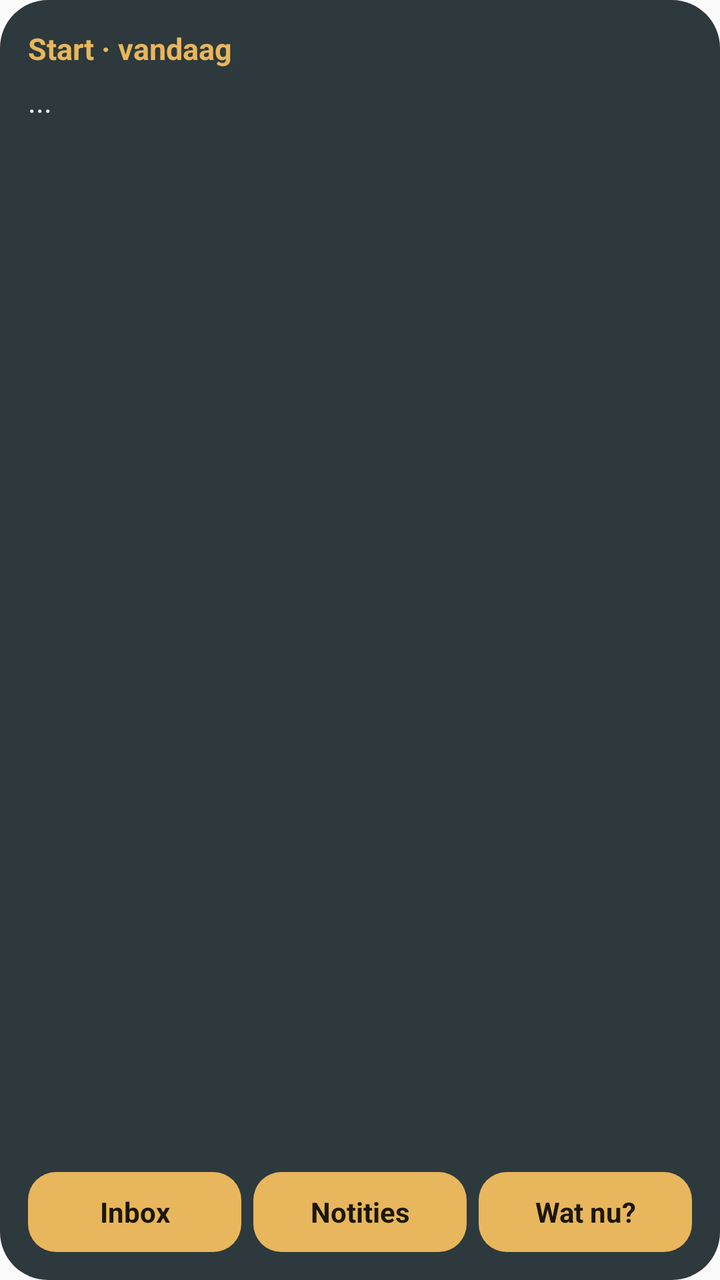
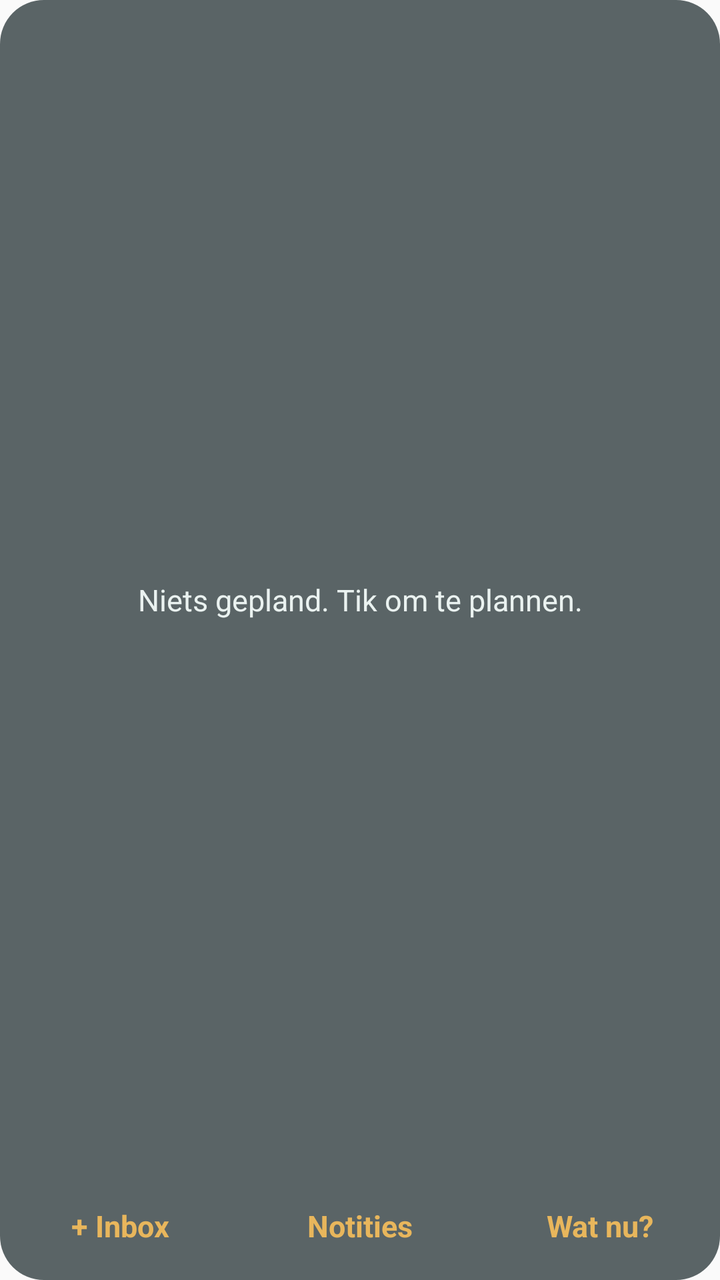

Before-and-after screenshots of an Android layout around one commit, followed by the original layout XML and the change that was made.
<!-- AndroidManifest.xml: application theme AppTheme -->
<!-- res/layout/widget_start.xml -->
<?xml version="1.0" encoding="utf-8"?>
<LinearLayout xmlns:android="http://schemas.android.com/apk/res/android"
    android:id="@+id/w_root"
    android:layout_width="match_parent"
    android:layout_height="match_parent"
    android:background="@drawable/widget_bg"
    android:orientation="vertical"
    android:padding="14dp">

    <TextView
        android:id="@+id/w_title"
        android:layout_width="match_parent"
        android:layout_height="wrap_content"
        android:text="Start · vandaag"
        android:textColor="#E8B65C"
        android:textSize="15sp"
        android:textStyle="bold" />

    <TextView
        android:id="@+id/w_body"
        android:layout_width="match_parent"
        android:layout_height="0dp"
        android:layout_weight="1"
        android:ellipsize="end"
        android:maxLines="8"
        android:paddingTop="6dp"
        android:text="..."
        android:textColor="#EAF2F0"
        android:textSize="15sp" />

    <TextView
        android:id="@+id/w_more"
        android:layout_width="match_parent"
        android:layout_height="wrap_content"
        android:singleLine="true"
        android:textColor="#9AB2B0"
        android:textSize="12sp" />

    <LinearLayout
        android:layout_width="match_parent"
        android:layout_height="wrap_content"
        android:layout_marginTop="8dp"
        android:orientation="horizontal">

        <TextView
            android:id="@+id/w_inbox"
            android:layout_width="0dp"
            android:layout_height="40dp"
            android:layout_marginEnd="6dp"
            android:layout_weight="1"
            android:background="@drawable/widget_btn"
            android:gravity="center"
            android:text="Inbox"
            android:textColor="#1B1608"
            android:textSize="14sp"
            android:textStyle="bold" />

        <TextView
            android:id="@+id/w_notes"
            android:layout_width="0dp"
            android:layout_height="40dp"
            android:layout_marginEnd="6dp"
            android:layout_weight="1"
            android:background="@drawable/widget_btn"
            android:gravity="center"
            android:text="Notities"
            android:textColor="#1B1608"
            android:textSize="14sp"
            android:textStyle="bold" />

        <TextView
            android:id="@+id/w_focus"
            android:layout_width="0dp"
            android:layout_height="40dp"
            android:layout_weight="1"
            android:background="@drawable/widget_btn"
            android:gravity="center"
            android:text="Wat nu?"
            android:textColor="#1B1608"
            android:textSize="14sp"
            android:textStyle="bold" />
    </LinearLayout>
</LinearLayout>
<!-- resources referenced by this layout -->
<resources>
  <!-- drawable widget_bg (drawable) -->
  <shape xmlns:android="http://schemas.android.com/apk/res/android" android:shape="rectangle">
      <solid android:color="#E6182528"/>
      <corners android:radius="24dp"/>
  </shape>
  <!-- drawable widget_btn (drawable) -->
  <shape xmlns:android="http://schemas.android.com/apk/res/android" android:shape="rectangle">
      <solid android:color="#E8B65C"/>
      <corners android:radius="14dp"/>
  </shape>
  <style name="AppTheme" parent="Theme.AppCompat.Light.DarkActionBar">
          
          <item name="colorPrimary">@color/colorPrimary</item>
          <item name="colorPrimaryDark">@color/colorPrimaryDark</item>
          <item name="colorAccent">@color/colorAccent</item>
      </style>
</resources>

<!-- the commit's change to res/layout/widget_start.xml (unified diff, before → after) -->
@@ -5,79 +5,68 @@
     android:layout_height="match_parent"
     android:background="@drawable/widget_bg"
     android:orientation="vertical"
-    android:padding="14dp">
+    android:paddingTop="10dp"
+    android:paddingBottom="4dp">
 
-    <TextView
-        android:id="@+id/w_title"
-        android:layout_width="match_parent"
-        android:layout_height="wrap_content"
-        android:text="Start · vandaag"
-        android:textColor="#E8B65C"
-        android:textSize="15sp"
-        android:textStyle="bold" />
-
-    <TextView
-        android:id="@+id/w_body"
+    <FrameLayout
         android:layout_width="match_parent"
         android:layout_height="0dp"
-        android:layout_weight="1"
-        android:ellipsize="end"
-        android:maxLines="8"
-        android:paddingTop="6dp"
-        android:text="..."
-        android:textColor="#EAF2F0"
-        android:textSize="15sp" />
+        android:layout_weight="1">
 
-    <TextView
-        android:id="@+id/w_more"
-        android:layout_width="match_parent"
-        android:layout_height="wrap_content"
-        android:singleLine="true"
-        android:textColor="#9AB2B0"
-        android:textSize="12sp" />
+        <ListView
+            android:id="@+id/w_list"
+            android:layout_width="match_parent"
+            android:layout_height="match_parent"
+            android:divider="@null"
+            android:dividerHeight="0dp"
+            android:scrollbars="none" />
+
+        <TextView
+            android:id="@+id/w_empty"
+            android:layout_width="match_parent"
+            android:layout_height="match_parent"
+            android:gravity="center"
+            android:text="Niets gepland. Tik om te plannen."
+            android:textColor="#EAF2F0"
+            android:textSize="15sp" />
+    </FrameLayout>
 
     <LinearLayout
         android:layout_width="match_parent"
-        android:layout_height="wrap_content"
-        android:layout_marginTop="8dp"
+        android:layout_height="46dp"
         android:orientation="horizontal">
 
         <TextView
             android:id="@+id/w_inbox"
             android:layout_width="0dp"
-            android:layout_height="40dp"
-            android:layout_marginEnd="6dp"
+            android:layout_height="match_parent"
             android:layout_weight="1"
-            android:background="@drawable/widget_btn"
             android:gravity="center"
-            android:text="Inbox"
-            android:textColor="#1B1608"
-            android:textSize="14sp"
+            android:text="+ Inbox"
+            android:textColor="#E8B65C"
+            android:textSize="15sp"
             android:textStyle="bold" />
 
         <TextView
             android:id="@+id/w_notes"
             android:layout_width="0dp"
-            android:layout_height="40dp"
-            android:layout_marginEnd="6dp"
+            android:layout_height="match_parent"
             android:layout_weight="1"
-            android:background="@drawable/widget_btn"
             android:gravity="center"
             android:text="Notities"
-            android:textColor="#1B1608"
-            android:textSize="14sp"
+            android:textColor="#E8B65C"
+            android:textSize="15sp"
             android:textStyle="bold" />
 
         <TextView
             android:id="@+id/w_focus"
             android:layout_width="0dp"
-            android:layout_height="40dp"
+            android:layout_height="match_parent"
             android:layout_weight="1"
-            android:background="@drawable/widget_btn"
             android:gravity="center"
             android:text="Wat nu?"
-            android:textColor="#1B1608"
-            android:textSize="14sp"
+            android:textColor="#E8B65C"
+            android:textSize="15sp"
             android:textStyle="bold" />
     </LinearLayout>
 </LinearLayout>
<!-- resource entries referenced after the edit -->
@@ -2,13 +2,8 @@
 <resources>
   <!-- drawable widget_bg (drawable) -->
   <shape xmlns:android="http://schemas.android.com/apk/res/android" android:shape="rectangle">
-      <solid android:color="#E6182528"/>
-      <corners android:radius="24dp"/>
-  </shape>
-  <!-- drawable widget_btn (drawable) -->
-  <shape xmlns:android="http://schemas.android.com/apk/res/android" android:shape="rectangle">
-      <solid android:color="#E8B65C"/>
-      <corners android:radius="14dp"/>
+      <solid android:color="#B3182528"/>
+      <corners android:radius="22dp"/>
   </shape>
   <style name="AppTheme" parent="Theme.AppCompat.Light.DarkActionBar">
           
